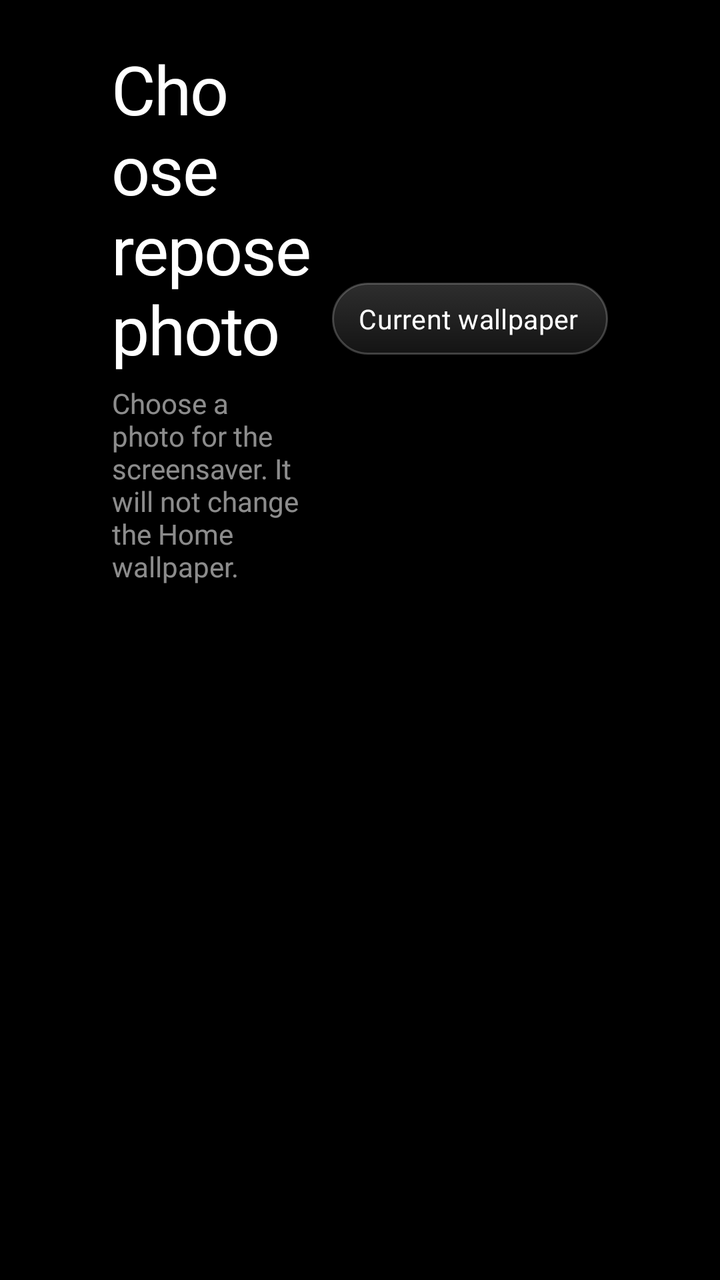
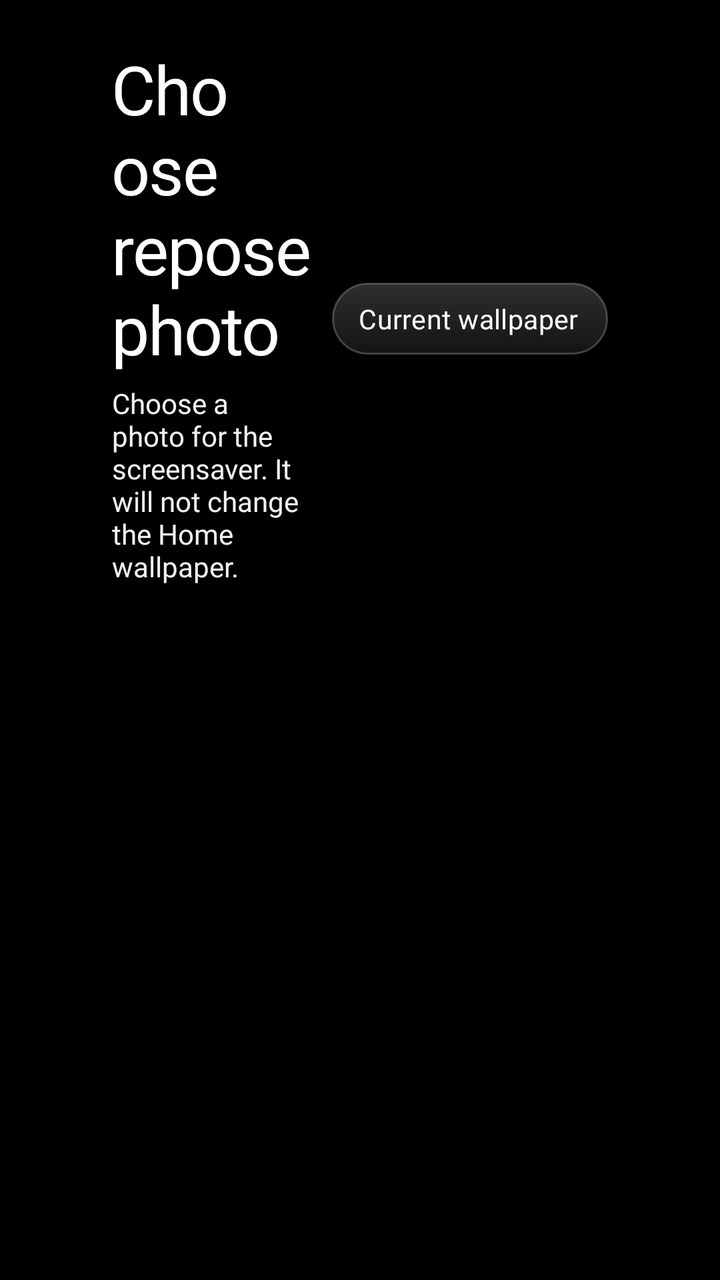

The first picture is an Android layout as it rendered before a commit; the second is the same layout after the commit. The layout source and the unified diff follow.
<!-- AndroidManifest.xml: application theme Theme.TvHome -->
<!-- res/layout/activity_dream_photo.xml -->
<?xml version="1.0" encoding="utf-8"?>
<FrameLayout xmlns:android="http://schemas.android.com/apk/res/android"
    android:id="@+id/dreamPickRoot"
    android:layout_width="match_parent"
    android:layout_height="match_parent"
    android:background="#FF000000">

    <LinearLayout
        android:layout_width="match_parent"
        android:layout_height="match_parent"
        android:orientation="vertical"
        android:paddingStart="56dp"
        android:paddingEnd="56dp"
        android:paddingTop="26dp"
        android:paddingBottom="26dp">

        <LinearLayout
            android:layout_width="match_parent"
            android:layout_height="wrap_content"
            android:orientation="horizontal"
            android:gravity="center_vertical">

            <LinearLayout
                android:layout_width="0dp"
                android:layout_height="wrap_content"
                android:layout_weight="1"
                android:orientation="vertical">

                <TextView
                    android:id="@+id/dreamPickTitle"
                    android:layout_width="wrap_content"
                    android:layout_height="wrap_content"
                    android:fontFamily="@font/outfit"
                    android:fontVariationSettings="'wght' 300"
                    android:includeFontPadding="false"
                    android:letterSpacing="-0.02"
                    android:text="@string/dream_pick_title"
                    android:textColor="#FFFFFFFF"
                    android:textSize="34sp" />

                <TextView
                    android:id="@+id/dreamPickHint"
                    android:layout_width="wrap_content"
                    android:layout_height="wrap_content"
                    android:layout_marginTop="6dp"
                    android:fontFamily="@font/outfit"
                    android:text="@string/dream_pick_hint"
                    android:textColor="#8CFFFFFF"
                    android:textSize="14sp" />
            </LinearLayout>

            <TextView
                android:id="@+id/btnDreamUseWallpaper"
                style="@style/TopButton"
                android:text="@string/dream_use_wallpaper" />
        </LinearLayout>

        <TextView
            android:id="@+id/dreamPickStatus"
            android:layout_width="wrap_content"
            android:layout_height="wrap_content"
            android:layout_marginTop="12dp"
            android:fontFamily="@font/outfit"
            android:letterSpacing="0.06"
            android:textAllCaps="true"
            android:textColor="#8CFFFFFF"
            android:textSize="13sp" />

        <androidx.recyclerview.widget.RecyclerView
            android:id="@+id/dreamPickGrid"
            android:layout_width="match_parent"
            android:layout_height="0dp"
            android:layout_weight="1"
            android:layout_marginTop="8dp"
            android:clipChildren="false"
            android:clipToPadding="false"
            android:overScrollMode="never"
            android:paddingBottom="30dp"
            android:scrollbars="none" />
    </LinearLayout>
</FrameLayout>
<!-- resources referenced by this layout -->
<resources>
  <string name="dream_pick_hint">Choose a photo for the screensaver. It will not change the Home wallpaper.</string>
  <string name="dream_pick_title">Choose repose photo</string>
  <string name="dream_use_wallpaper">Current wallpaper</string>
  <style name="TopButton">
          <item name="android:layout_width">wrap_content</item>
          <item name="android:layout_height">@dimen/pill_height</item>
          <item name="android:layout_marginStart">10dp</item>
          <item name="android:paddingStart">13dp</item>
          <item name="android:paddingEnd">15dp</item>
          <item name="android:gravity">center</item>
          <item name="android:background">@drawable/pill_bg</item>
          <item name="android:textColor">@drawable/pill_text</item>
          <item name="android:textSize">13.5sp</item>
          <item name="android:fontFamily">@font/outfit</item>
          <item name="android:letterSpacing">0.01</item>
          <item name="android:drawablePadding">7dp</item>
          <item name="android:drawableTint">@drawable/pill_text</item>
          <item name="android:focusable">true</item>
          <item name="android:clickable">true</item>
      </style>
  <style name="Theme.TvHome" parent="android:Theme.Material.NoActionBar.Fullscreen">
          <item name="android:windowBackground">@android:color/black</item>
          <item name="android:colorBackground">@android:color/black</item>
          <item name="android:windowAnimationStyle">@null</item>
      </style>
  <dimen name="pill_height">36dp</dimen>
  <!-- drawable pill_bg (drawable) -->
  <?xml version="1.0" encoding="utf-8"?>
  <selector xmlns:android="http://schemas.android.com/apk/res/android">
      <item android:state_focused="true">
          <shape android:shape="rectangle">
              <solid android:color="@color/pill_focused" />
              <corners android:radius="@dimen/pill_radius" />
          </shape>
      </item>
      <item>
          <shape android:shape="rectangle">
              <gradient android:angle="270" android:startColor="@color/pill_fill_top" android:endColor="@color/pill_fill_bottom" />
              <stroke android:width="1dp" android:color="@color/pill_stroke" />
              <corners android:radius="@dimen/pill_radius" />
          </shape>
      </item>
  </selector>
  <!-- drawable pill_text (drawable) -->
  <?xml version="1.0" encoding="utf-8"?>
  <selector xmlns:android="http://schemas.android.com/apk/res/android">
      <item android:state_focused="true" android:color="@color/pill_text_focused" />
      <item android:color="@color/pill_text_primary" />
  </selector>
  <color name="pill_focused">#F5FFFFFF</color>
  <dimen name="pill_radius">18dp</dimen>
  <color name="pill_fill_top">#2EFFFFFF</color>
  <color name="pill_fill_bottom">#14FFFFFF</color>
  <color name="pill_stroke">#38FFFFFF</color>
  <color name="pill_text_focused">#FF111111</color>
  <color name="pill_text_primary">#FFFFFFFF</color>
</resources>

<!-- the commit's change to res/layout/activity_dream_photo.xml (unified diff, before → after) -->
@@ -12,13 +12,17 @@
         android:paddingStart="56dp"
         android:paddingEnd="56dp"
         android:paddingTop="26dp"
-        android:paddingBottom="26dp">
+        android:paddingBottom="26dp"
+        android:clipChildren="false"
+        android:clipToPadding="false">
 
         <LinearLayout
             android:layout_width="match_parent"
             android:layout_height="wrap_content"
             android:orientation="horizontal"
-            android:gravity="center_vertical">
+            android:gravity="center_vertical"
+            android:clipChildren="false"
+            android:clipToPadding="false">
 
             <LinearLayout
                 android:layout_width="0dp"
@@ -35,7 +39,7 @@
                     android:includeFontPadding="false"
                     android:letterSpacing="-0.02"
                     android:text="@string/dream_pick_title"
-                    android:textColor="#FFFFFFFF"
+                    android:textColor="@color/text_primary"
                     android:textSize="34sp" />
 
                 <TextView
@@ -45,7 +49,7 @@
                     android:layout_marginTop="6dp"
                     android:fontFamily="@font/outfit"
                     android:text="@string/dream_pick_hint"
-                    android:textColor="#8CFFFFFF"
+                    android:textColor="@color/text_secondary"
                     android:textSize="14sp" />
             </LinearLayout>
 
@@ -63,7 +67,7 @@
             android:fontFamily="@font/outfit"
             android:letterSpacing="0.06"
             android:textAllCaps="true"
-            android:textColor="#8CFFFFFF"
+            android:textColor="@color/text_dim"
             android:textSize="13sp" />
 
         <androidx.recyclerview.widget.RecyclerView
@@ -72,6 +76,7 @@
             android:layout_height="0dp"
             android:layout_weight="1"
             android:layout_marginTop="8dp"
+            android:paddingTop="6dp"
             android:clipChildren="false"
             android:clipToPadding="false"
             android:overScrollMode="never"
<!-- resource entries referenced after the edit -->
@@ -1,5 +1,8 @@
 <!-- resources referenced by this layout -->
 <resources>
+  <color name="text_dim">#8CFFFFFF</color>
+  <color name="text_primary">#FFFFFFFF</color>
+  <color name="text_secondary">#F2FFFFFF</color>
   <string name="dream_pick_hint">Choose a photo for the screensaver. It will not change the Home wallpaper.</string>
   <string name="dream_pick_title">Choose repose photo</string>
   <string name="dream_use_wallpaper">Current wallpaper</string>
@@ -10,6 +13,9 @@
           <item name="android:paddingStart">13dp</item>
           <item name="android:paddingEnd">15dp</item>
           <item name="android:gravity">center</item>
+          <item name="android:maxWidth">220dp</item>
+          <item name="android:singleLine">true</item>
+          <item name="android:ellipsize">end</item>
           <item name="android:background">@drawable/pill_bg</item>
           <item name="android:textColor">@drawable/pill_text</item>
           <item name="android:textSize">13.5sp</item>
